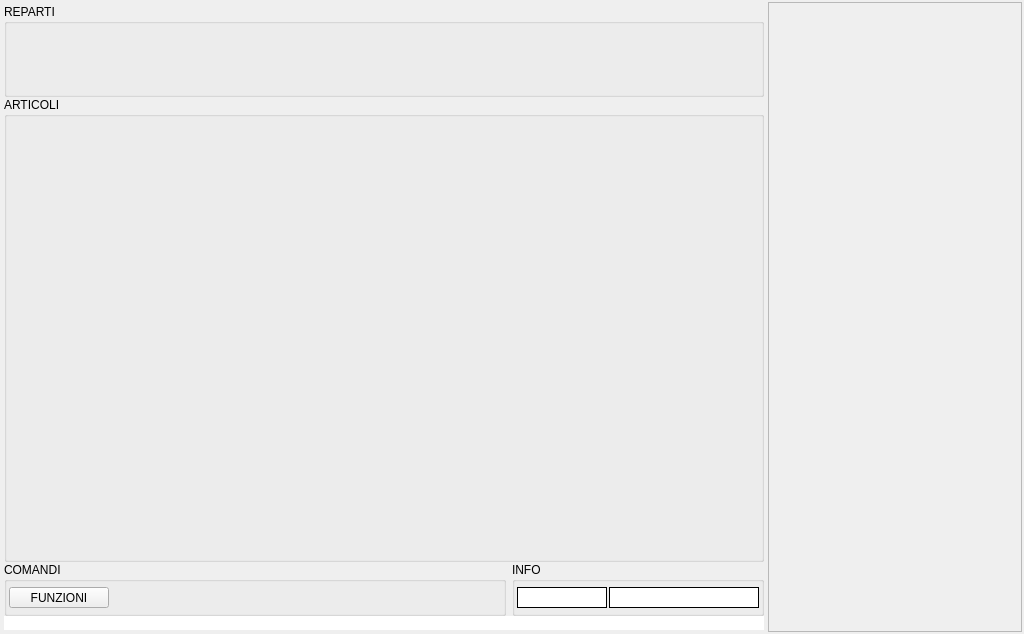
Before: the Qt Designer form branches/ramo02/src/mainwindow.ui in mtonin/gestcassa, drawn with Qt 5.
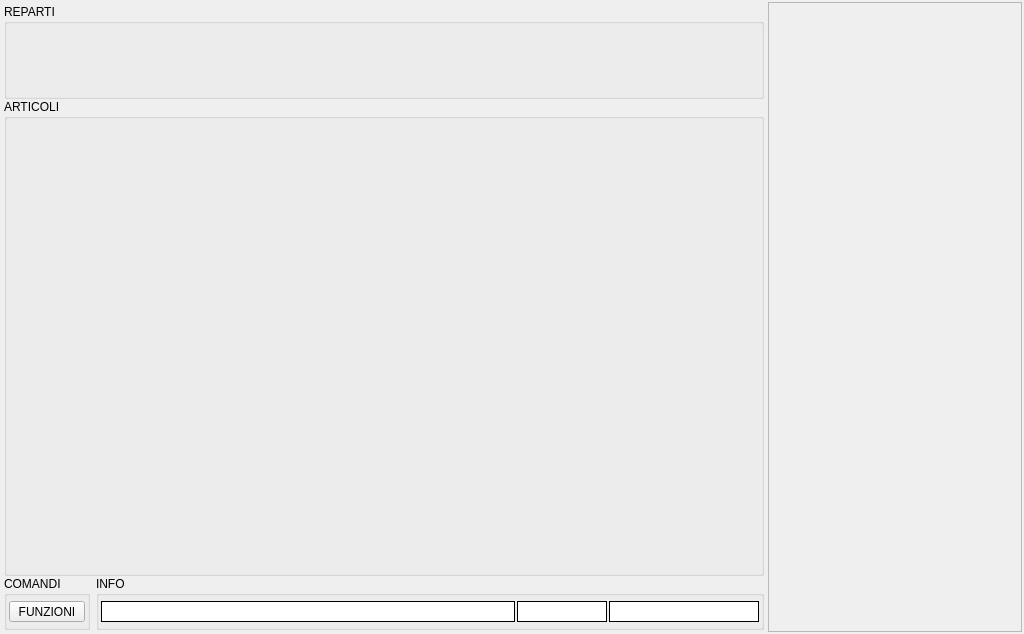
After: the same form once the commit is applied. Icons and pictures are not drawn.

Commit message: - modificata posizione label messaggi - corretta gestione modalità di test

```diff
--- a/branches/ramo02/src/mainwindow.ui
+++ b/branches/ramo02/src/mainwindow.ui
@@ -138,7 +138,7 @@
           <widget class="QGroupBox" name="comandiBox">
            <property name="sizePolicy">
             <sizepolicy hsizetype="MinimumExpanding" vsizetype="Preferred">
-             <horstretch>3</horstretch>
+             <horstretch>0</horstretch>
              <verstretch>1</verstretch>
             </sizepolicy>
            </property>
@@ -202,22 +202,6 @@
               </property>
              </widget>
             </item>
-            <item>
-             <spacer name="horizontalSpacer">
-              <property name="orientation">
-               <enum>Qt::Horizontal</enum>
-              </property>
-              <property name="sizeType">
-               <enum>QSizePolicy::MinimumExpanding</enum>
-              </property>
-              <property name="sizeHint" stdset="0">
-               <size>
-                <width>0</width>
-                <height>20</height>
-               </size>
-              </property>
-             </spacer>
-            </item>
            </layout>
           </widget>
          </item>
@@ -225,7 +209,7 @@
           <widget class="QGroupBox" name="infoBox">
            <property name="sizePolicy">
             <sizepolicy hsizetype="Preferred" vsizetype="Preferred">
-             <horstretch>1</horstretch>
+             <horstretch>3</horstretch>
              <verstretch>1</verstretch>
             </sizepolicy>
            </property>
@@ -248,6 +232,42 @@
             <property name="bottomMargin">
              <number>5</number>
             </property>
+            <item>
+             <widget class="QLabel" name="messaggiArea">
+              <property name="sizePolicy">
+               <sizepolicy hsizetype="Preferred" vsizetype="Preferred">
+                <horstretch>1</horstretch>
+                <verstretch>0</verstretch>
+               </sizepolicy>
+              </property>
+              <property name="font">
+               <font>
+                <pointsize>12</pointsize>
+                <weight>75</weight>
+                <italic>true</italic>
+                <bold>true</bold>
+               </font>
+              </property>
+              <property name="styleSheet">
+               <string notr="true">background-color: rgb(255, 255, 255);</string>
+              </property>
+              <property name="frameShape">
+               <enum>QFrame::Box</enum>
+              </property>
+              <property name="text">
+               <string/>
+              </property>
+              <property name="alignment">
+               <set>Qt::AlignCenter</set>
+              </property>
+              <property name="wordWrap">
+               <bool>true</bool>
+              </property>
+              <property name="textInteractionFlags">
+               <set>Qt::NoTextInteraction</set>
+              </property>
+             </widget>
+            </item>
             <item>
              <widget class="QFrame" name="clockFrame">
               <property name="sizePolicy">
@@ -312,22 +332,6 @@
          </item>
         </layout>
        </item>
-       <item>
-        <widget class="QLabel" name="messaggiArea">
-         <property name="styleSheet">
-          <string notr="true">background-color: rgb(255, 255, 255);</string>
-         </property>
-         <property name="text">
-          <string/>
-         </property>
-         <property name="alignment">
-          <set>Qt::AlignCenter</set>
-         </property>
-         <property name="textInteractionFlags">
-          <set>Qt::NoTextInteraction</set>
-         </property>
-        </widget>
-       </item>
       </layout>
      </widget>
     </item>
```
The commit also changes 4 other files.
